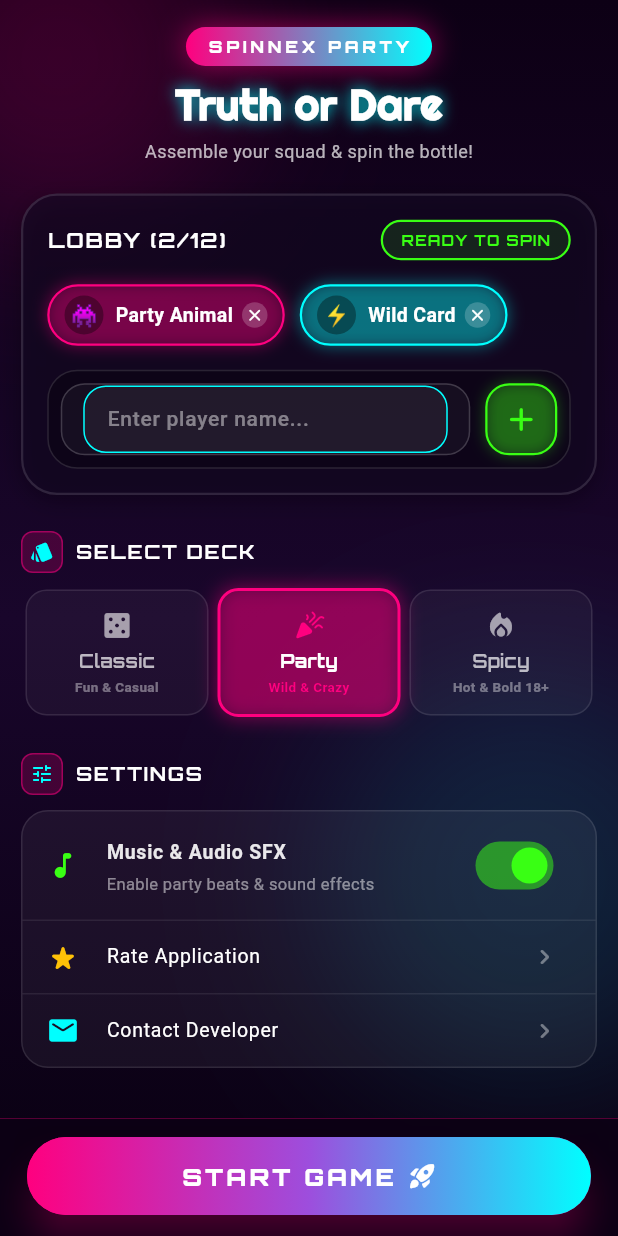
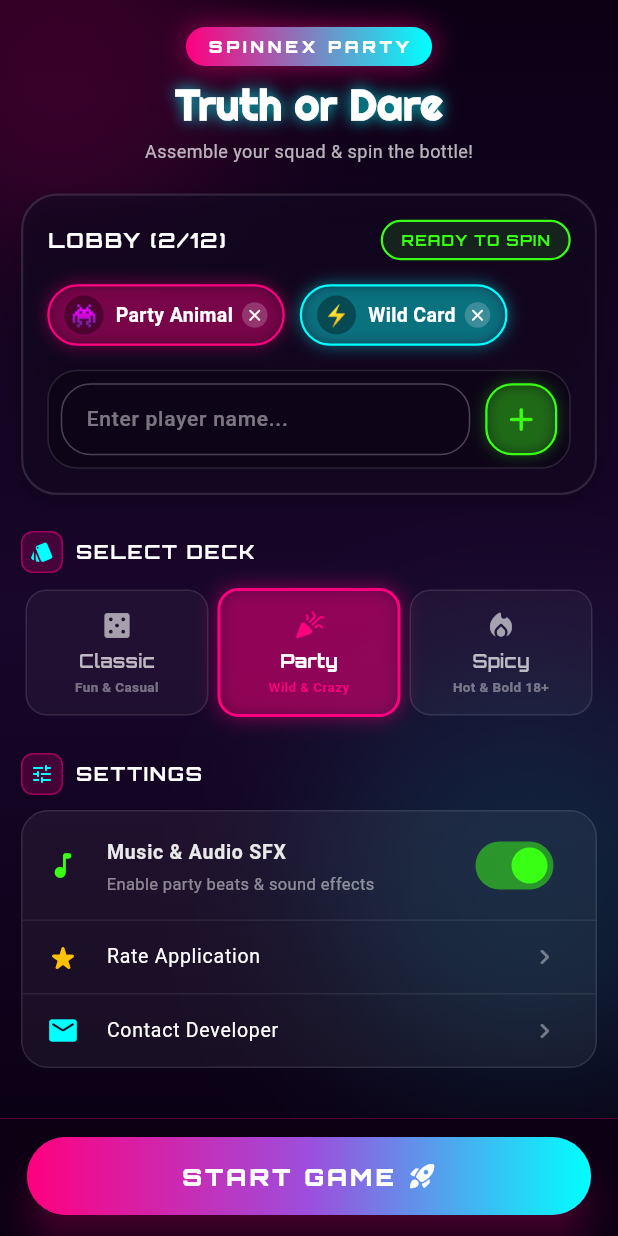
Before and after one commit to shorya2201/spinnex_frontend_mobile, a Flutter app: the screen it shows after launch, on a phone screen of 412 x 824 dp. Run offline on Flutter 3.47's test engine with Material 3 defaults, Android fonts, the phone set to English and light mode, and no system bars; our stand-ins replace get, google_fonts.

Commit message:
feat: redesigned player name section

```diff
--- a/lib/modules/home/home_view.dart
+++ b/lib/modules/home/home_view.dart
@@ -420,16 +420,16 @@ class HomeView extends GetView<HomeController> {
       ),
       child: Row(
         children: [
-          // Text Input Field Box
+          // Rounded Input Field Box matching reference screenshot
           Expanded(
             child: Container(
               height: 48,
-              padding: const EdgeInsets.symmetric(horizontal: 14),
+              padding: const EdgeInsets.symmetric(horizontal: 16),
               decoration: BoxDecoration(
-                color: Colors.white.withOpacity(0.04),
-                borderRadius: BorderRadius.circular(16),
+                color: Colors.transparent,
+                borderRadius: BorderRadius.circular(20),
                 border: Border.all(
-                  color: Colors.white.withOpacity(0.18),
+                  color: Colors.white.withOpacity(0.25),
                   width: 1,
                 ),
               ),
@@ -447,7 +447,12 @@ class HomeView extends GetView<HomeController> {
                 },
                 decoration: InputDecoration(
                   isDense: true,
+                  filled: false,
                   border: InputBorder.none,
+                  enabledBorder: InputBorder.none,
+                  focusedBorder: InputBorder.none,
+                  errorBorder: InputBorder.none,
+                  disabledBorder: InputBorder.none,
                   hintText: "Enter player name...",
                   hintStyle: TextStyle(
                     color: Colors.white.withOpacity(0.45),
@@ -459,7 +464,7 @@ class HomeView extends GetView<HomeController> {
           ),
           const SizedBox(width: 10),
 
-          // Green + Button Box
+          // Green + Action Button
           GestureDetector(
             onTap: () {
               controller.addPlayerWithInputName(
@@ -471,7 +476,7 @@ class HomeView extends GetView<HomeController> {
               height: 48,
               decoration: BoxDecoration(
                 color: const Color(0xFF39FF14).withOpacity(0.15),
-                borderRadius: BorderRadius.circular(16),
+                borderRadius: BorderRadius.circular(18),
                 border: Border.all(
                   color: const Color(0xFF39FF14),
                   width: 1.5,
```
